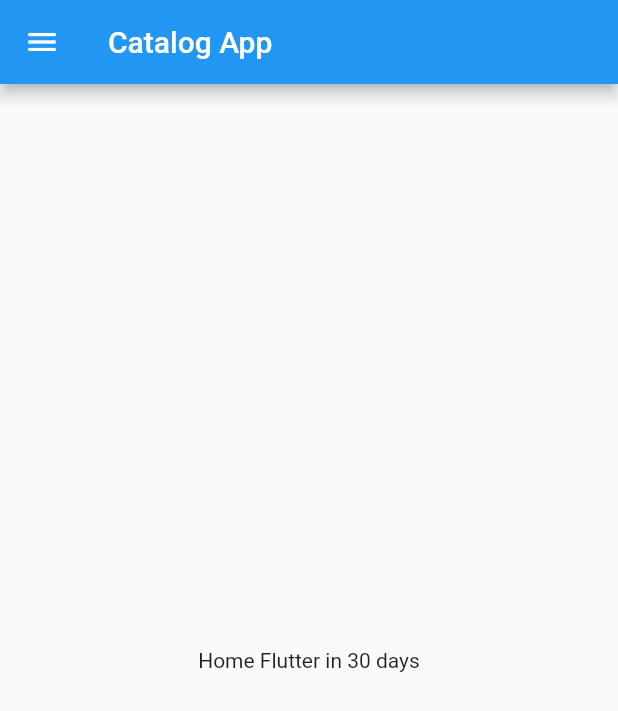
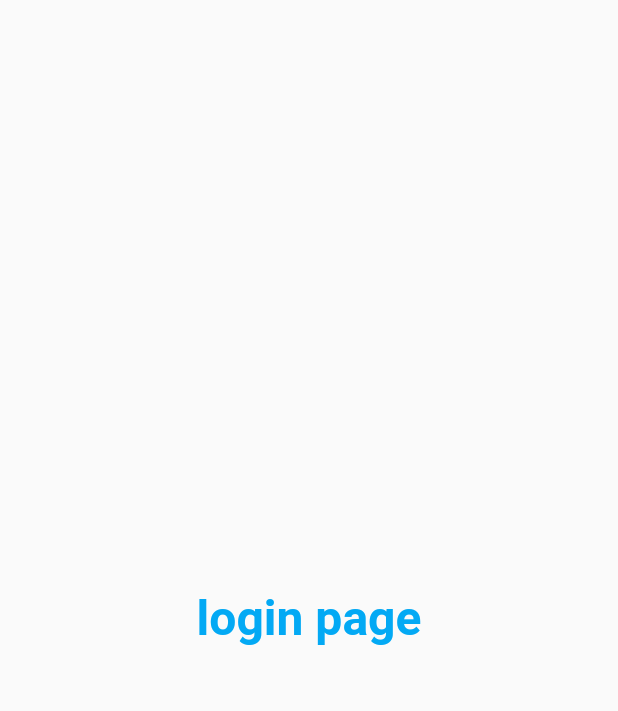
Before and after one commit to kaziomarfaruk-bjit/FlutterPracticeProject, a Flutter app: the screen it shows after launch, on a phone screen of 412 x 824 dp. Shown: the top 711 px of the screen. Run offline on Flutter 3.47's test engine with Material 2 defaults, Android fonts, the light colour scheme and no system bars.

Commit message:
third commit

```diff
--- a/lib/main.dart
+++ b/lib/main.dart
@@ -1,8 +1,11 @@
 // ignore_for_file: prefer_const_constructors
 // ignore_for_file: use_key_in_widget_constructors
+// ignore_for_file: must_be_immutable
+// ignore_for_file: unused_local_variable
 
 import 'package:flutter/material.dart';
-import 'home_page.dart';
+import 'package:fluttercatalog/pages/login_page.dart';
+import 'pages/home_page.dart';
 
 void main() {
   runApp(MyApp());
@@ -13,9 +16,22 @@ class MyApp extends StatelessWidget {
 
   @override
   Widget build(BuildContext context) {
+    var total = bringVegetables(thala: true, taka: 5);
     return MaterialApp(
       title: 'Flutter Demo',
-      home: HomePage(),
+      themeMode: ThemeMode.light,
+      theme: ThemeData(primarySwatch: Colors.deepPurple),
+      darkTheme: ThemeData(brightness: Brightness.dark),
+      initialRoute: "/login",
+      routes: {
+        "/": (context) => HomePage(),
+        "/home": (context) => HomePage(),
+        "/login": (context) => LoginPage()
+      },
     );
   }
+
+  int bringVegetables({bool thala = false, int taka = 10}) {
+    return taka + 10;
+  }
 }
--- a/lib/home_page.dart
+++ b/lib/pages/home_page.dart
@@ -1,6 +1,7 @@
 // ignore_for_file: prefer_const_constructors
 // ignore_for_file: use_key_in_widget_constructors
 // ignore_for_file: must_be_immutable
+
 import 'package:flutter/material.dart';
 
 class HomePage extends StatelessWidget {
--- /dev/null
+++ b/lib/pages/login_page.dart
@@ -0,0 +1,36 @@
+// ignore_for_file: prefer_const_constructors
+// ignore_for_file: use_key_in_widget_constructors
+// ignore_for_file: must_be_immutable
+// ignore_for_file: unused_local_variable
+
+import 'package:flutter/material.dart';
+
+class LoginPage extends StatelessWidget {
+  @override
+  Widget build(BuildContext context) {
+    return Material(
+      child: Center(
+        child: Text(
+          "login page",
+          style: TextStyle(
+              fontSize: 32,
+              color: Colors.lightBlue,
+              fontWeight: FontWeight.bold),
+        ),
+      ),
+    );
+  }
+}
+
+
+/*
+
+Text(
+          "login page",
+          style: TextStyle(
+              fontSize: 32,
+              color: Colors.lightBlue,
+              fontWeight: FontWeight.bold),
+        ),
+
+*/
--- a/pubspec.yaml
+++ b/pubspec.yaml
@@ -59,8 +59,8 @@ flutter:
   uses-material-design: true
 
   # To add assets to your application, add an assets section, like this:
-  # assets:
-  #   - images/a_dot_burr.jpeg
+  assets:
+    - assets/images
   #   - images/a_dot_ham.jpeg
 
   # An image asset can refer to one or more resolution-specific "variants", see
```
Also changed, not shown: assets/images/img_login.png (added), assets/images/img_signup.png (added).
